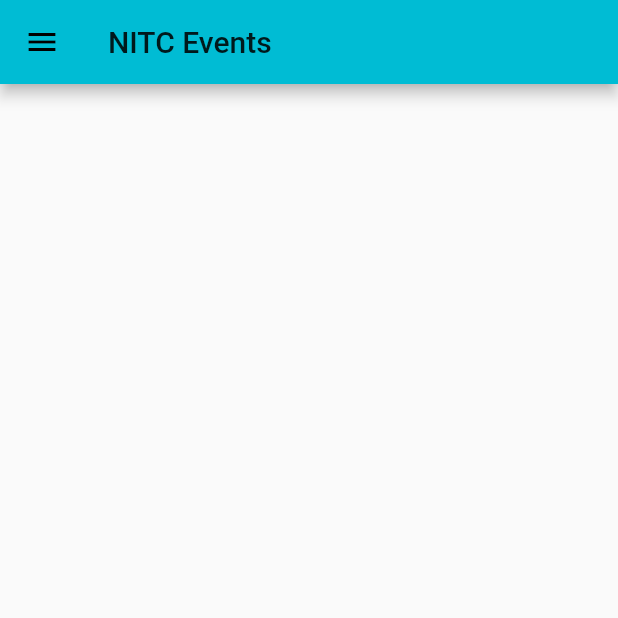
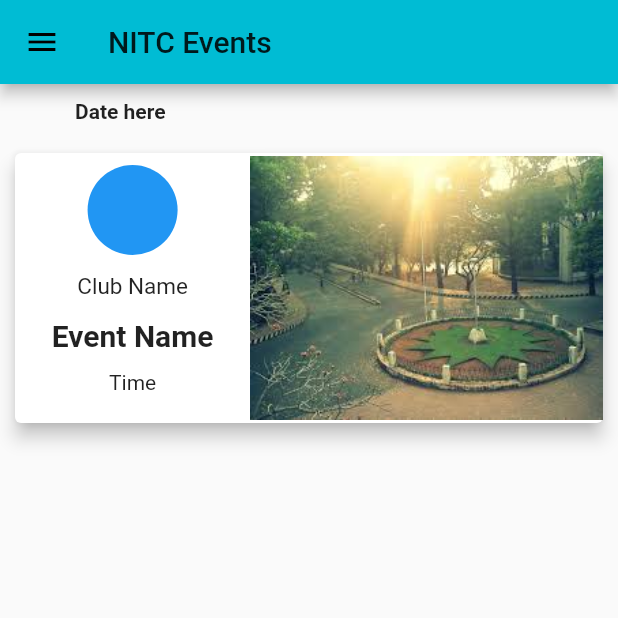
Before and after one commit to AbhijithSwaminathan/nitc_events_app, a Flutter app: the screen it shows after launch, on a phone screen of 412 x 824 dp, the top half of it. Run offline on Flutter 3.47's test engine with Material 2 defaults, Android fonts, the phone set to English and light mode, and no system bars.

Commit message:
Event card designed

```diff
--- a/nitc_events/lib/main.dart
+++ b/nitc_events/lib/main.dart
@@ -1,4 +1,6 @@
 import 'package:flutter/material.dart';
+
+import './widgets/events_view.dart';
 
 void main() => runApp(MyApp());
 
@@ -24,15 +26,16 @@ class MyHomePage extends StatelessWidget {
         title: Text('NITC Events'),
         actions: <Widget>[],
       ),
-      body: Container(),
+      body: EventsView(),
       drawer: Drawer(
         child: ListView(
           padding: EdgeInsets.zero,
           children: <Widget>[
             DrawerHeader(
-              child: Text('Drawer Head'),
-              decoration: BoxDecoration(color: Theme.of(context).accentColor,)
-            ),
+                child: Text('Drawer Head'),
+                decoration: BoxDecoration(
+                  color: Theme.of(context).accentColor,
+                )),
             ListTile(
               title: Text('item 1'),
             )
--- /dev/null
+++ b/nitc_events/lib/models/clubs.dart
@@ -0,0 +1,11 @@
+import 'package:flutter/foundation.dart';
+
+class Clubs {
+  final String clubName;
+  final String clubImage;
+
+  Clubs({
+    @required this.clubName,
+    @required this.clubImage,
+  });
+}
--- /dev/null
+++ b/nitc_events/lib/models/events.dart
@@ -0,0 +1,18 @@
+import 'package:flutter/foundation.dart';
+
+import './clubs.dart';
+import './place.dart';
+
+class Events {
+  final String eventName;
+  final Place place;
+  final Clubs club;
+  final DateTime date;
+
+  Events({
+    @required this.eventName,
+    @required this.date,
+    @required this.club,
+    @required this.place,
+  });
+}
--- /dev/null
+++ b/nitc_events/lib/models/place.dart
@@ -0,0 +1,11 @@
+import 'package:flutter/foundation.dart';
+
+class Place {
+  final String placeName;
+  final String imagePath;
+
+  Place({
+    @required this.placeName,
+    @required this.imagePath,
+  });
+}
--- /dev/null
+++ b/nitc_events/lib/widgets/event_day.dart
@@ -0,0 +1,93 @@
+import 'package:flutter/material.dart';
+
+class EventDay extends StatelessWidget {
+  @override
+  Widget build(BuildContext context) {
+    return Column(
+      children: <Widget>[
+        SizedBox(
+          height: 10,
+        ),
+        Container(
+          alignment: Alignment.centerLeft,
+          child: Row(
+            children: <Widget>[
+              SizedBox(
+                width: 50,
+              ),
+              Text(
+                'Date here',
+                style: TextStyle(
+                  fontWeight: FontWeight.bold,
+                ),
+              ),
+            ],
+          ),
+        ),
+        SizedBox(
+          height: 10,
+        ),
+        Container(
+          height: 200,
+          decoration: BoxDecoration(
+            borderRadius: BorderRadius.circular(100),
+          ),
+          child: Card(
+            elevation: 5,
+            margin: EdgeInsets.all(10),
+            child: Row(
+              children: <Widget>[
+                Expanded(
+                  flex: 2,
+                  child: Column(
+                    children: <Widget>[
+                      Padding(
+                        padding: const EdgeInsets.all(8.0),
+                        child: CircleAvatar(
+                          radius: 30,
+                          backgroundColor: Colors.blue,
+                        ),
+                      ),
+                      Padding(
+                        padding: const EdgeInsets.all(4.0),
+                        child: Text(
+                          'Club Name',
+                          style: TextStyle(
+                            fontSize: 15,
+                          ),
+                        ),
+                      ),
+                      Padding(
+                        padding: const EdgeInsets.all(8.0),
+                        child: Text(
+                          'Event Name',
+                          style: TextStyle(
+                            fontSize: 20,
+                            fontWeight: FontWeight.bold,
+                          ),
+                        ),
+                      ),
+                      Padding(
+                        padding: const EdgeInsets.all(4.0),
+                        child: Text('Time'),
+                      ),
+                    ],
+                  ),
+                ),
+                Expanded(
+                  flex: 3,
+                  child: Container(
+                    child: Image.asset(
+                      'assets/images/nitc.jpeg',
+                      fit: BoxFit.cover,
+                    ),
+                  ),
+                ),
+              ],
+            ),
+          ),
+        )
+      ],
+    );
+  }
+}
--- /dev/null
+++ b/nitc_events/lib/widgets/events_view.dart
@@ -0,0 +1,16 @@
+import 'package:flutter/material.dart';
+
+import './event_day.dart';
+
+class EventsView extends StatelessWidget {
+  @override
+  Widget build(BuildContext context) {
+    return Container(
+        child: Column(
+          children: <Widget>[
+            EventDay(),
+          ],
+        ),
+      );
+  }
+}
--- a/nitc_events/pubspec.yaml
+++ b/nitc_events/pubspec.yaml
@@ -41,8 +41,8 @@ flutter:
   uses-material-design: true
 
   # To add assets to your application, add an assets section, like this:
-  # assets:
-  #  - images/a_dot_burr.jpeg
+  assets:
+   - assets/images/nitc.jpeg
   #  - images/a_dot_ham.jpeg
 
   # An image asset can refer to one or more resolution-specific "variants", see
```
Also changed, not shown: nitc_events/assets/images/nitc.jpeg (added).
